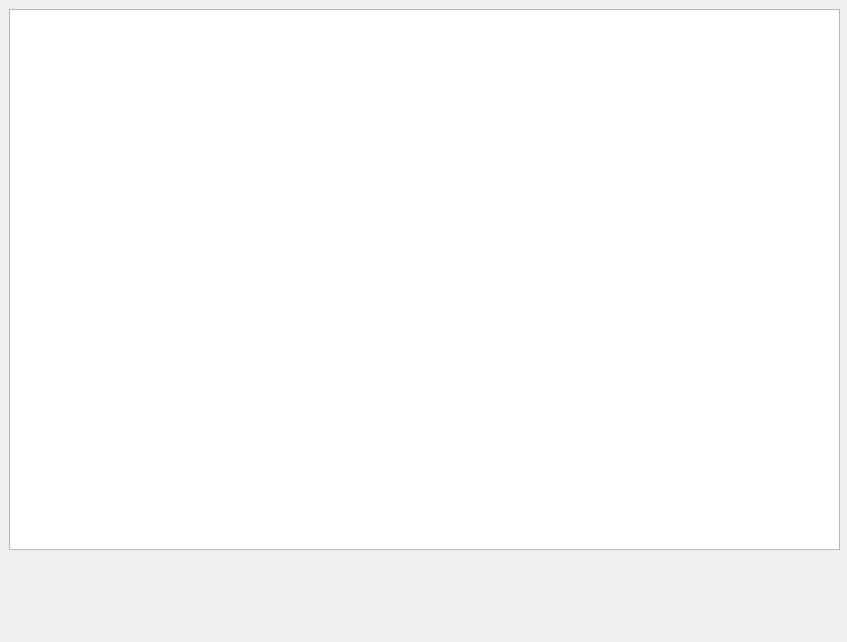
Old version of the form userdashboard.ui in the repository IbrahimAhmad20/Competria.
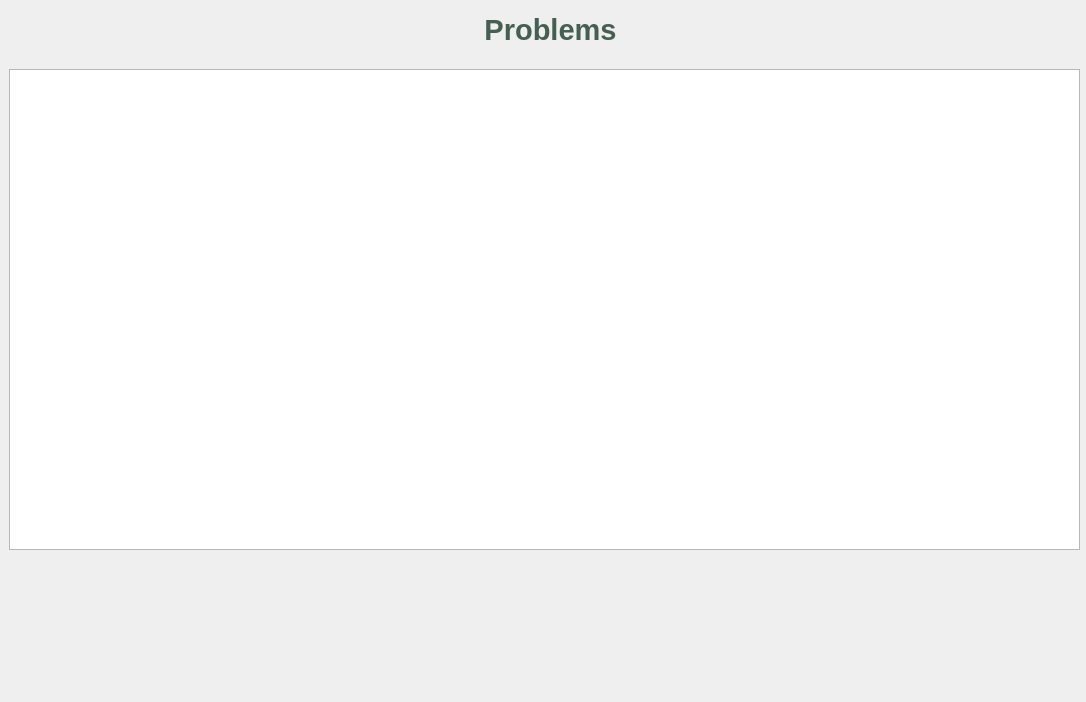
New version of the form. Icons and pictures are not drawn.

The edit to the form file:
```diff
--- a/userdashboard.ui
+++ b/userdashboard.ui
@@ -9,8 +9,8 @@
    <rect>
     <x>0</x>
     <y>0</y>
-    <width>847</width>
-    <height>642</height>
+    <width>1086</width>
+    <height>702</height>
    </rect>
   </property>
   <property name="sizePolicy">
@@ -29,16 +29,16 @@
    <property name="geometry">
     <rect>
      <x>9</x>
-     <y>9</y>
-     <width>831</width>
-     <height>541</height>
+     <y>69</y>
+     <width>1071</width>
+     <height>481</height>
     </rect>
    </property>
   </widget>
   <widget class="QPushButton" name="SolveChallenge">
    <property name="geometry">
     <rect>
-     <x>340</x>
+     <x>440</x>
      <y>560</y>
      <width>206</width>
      <height>47</height>
@@ -70,6 +70,19 @@
     <string/>
    </property>
   </widget>
+  <widget class="QLabel" name="label">
+   <property name="geometry">
+    <rect>
+     <x>420</x>
+     <y>10</y>
+     <width>261</width>
+     <height>41</height>
+    </rect>
+   </property>
+   <property name="text">
+    <string>&lt;html&gt;&lt;head/&gt;&lt;body&gt;&lt;p align=&quot;center&quot;&gt;&lt;span style=&quot; font-size:22pt; font-weight:700; color:#455f51;&quot;&gt;Problems&lt;/span&gt;&lt;/p&gt;&lt;/body&gt;&lt;/html&gt;</string>
+   </property>
+  </widget>
  </widget>
  <resources/>
  <connections/>
```
